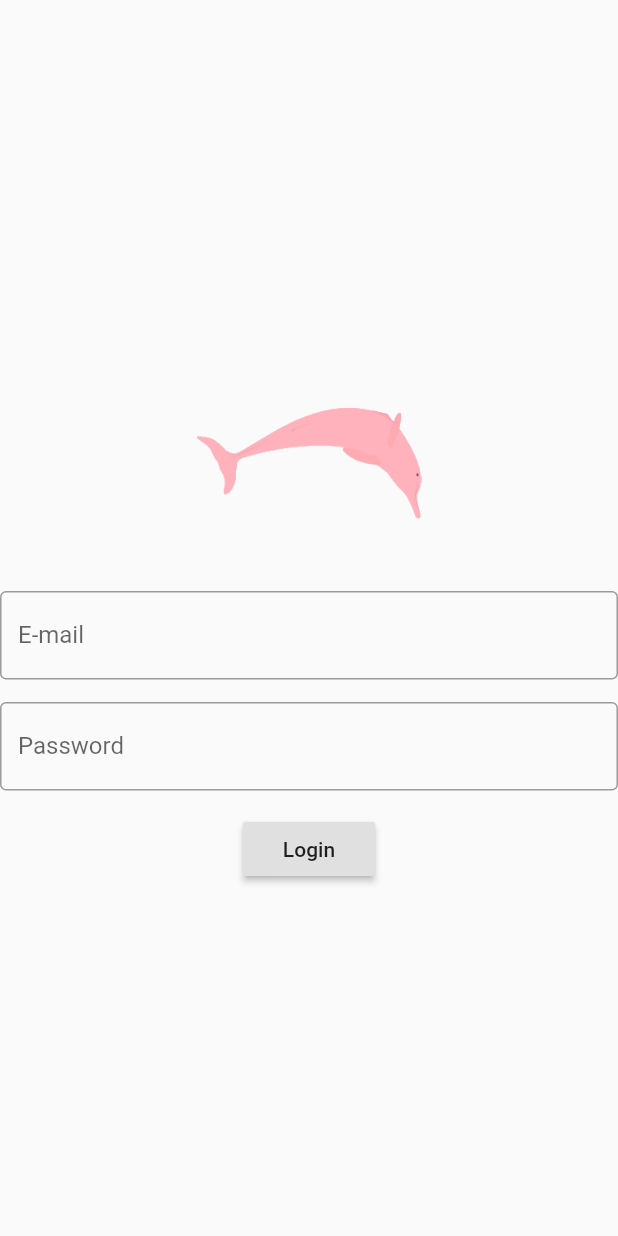
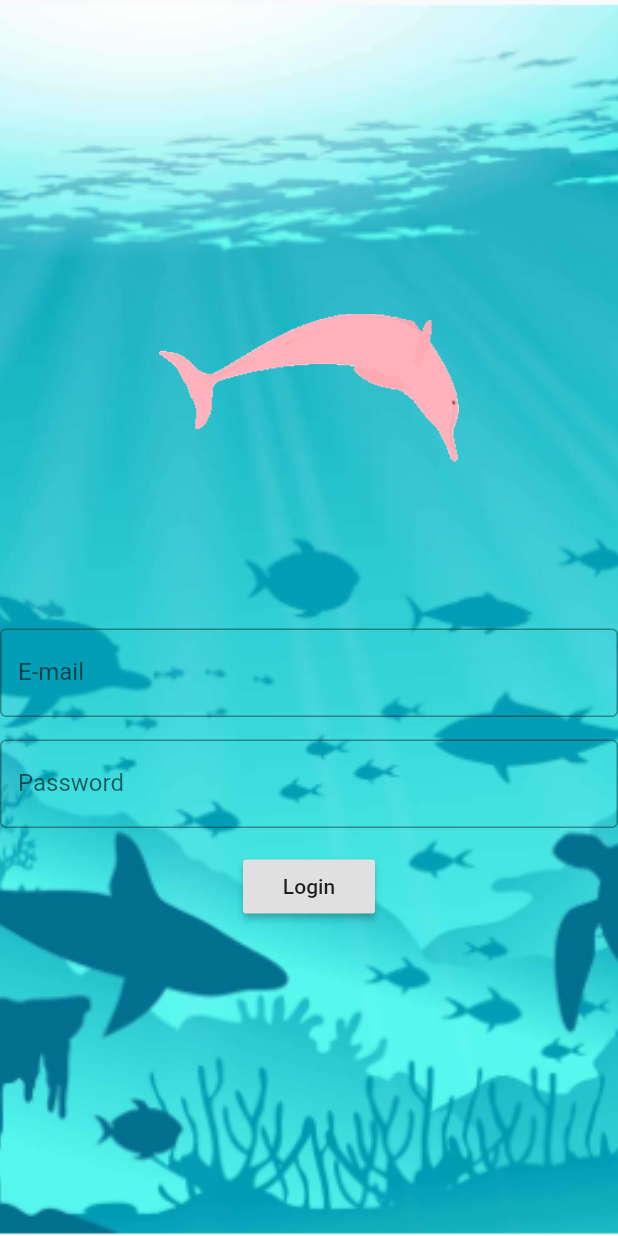
Before and after one commit to koga187/FlutterEstudo, a Flutter app: the screen it shows after launch, on a phone screen of 412 x 824 dp. Run offline on Flutter 3.47's test engine with Material 2 defaults, Android fonts, the phone set to English and light mode, and no system bars.

Commit message:
Usando Stack pra montar o login

```diff
--- a/lib/main.dart
+++ b/lib/main.dart
@@ -10,7 +10,8 @@
 // import 'package:ola_mundo/manual_navigation/app_widget.dart';
 // import 'package:ola_mundo/named_routes/app_widget.dart';
 // import 'package:ola_mundo/image_network/app_widget.dart';
-import 'package:ola_mundo/image_asset_local/app_widget.dart';
+// import 'package:ola_mundo/image_asset_local/app_widget.dart';
+import 'package:ola_mundo/stack/app_widget.dart';
 
 
 main() {
--- /dev/null
+++ b/lib/stack/app_controler.dart
@@ -0,0 +1,18 @@
+import 'package:flutter/cupertino.dart';
+
+class AppController extends ChangeNotifier {
+  static AppController instance = AppController();
+
+  bool isDarkTheme = false;
+  int counter = 0;
+
+  changeTheme() {
+    isDarkTheme = !isDarkTheme;
+    notifyListeners();
+  }
+
+  incrementCounter() {
+    counter++;
+    notifyListeners();
+  }
+}
--- /dev/null
+++ b/lib/stack/app_widget.dart
@@ -0,0 +1,32 @@
+import 'package:flutter/cupertino.dart';
+import 'package:flutter/material.dart';
+import 'package:ola_mundo/stack/login_page.dart';
+import 'package:ola_mundo/stack/app_controler.dart';
+import 'package:ola_mundo/stack/home_page.dart';
+
+class AppWidget extends StatelessWidget {
+  AppWidget();
+
+  @override
+  Widget build(BuildContext context) {
+    return AnimatedBuilder(
+      builder: (context, child) {
+        return MaterialApp(
+          theme: ThemeData(
+            primarySwatch: Colors.blue,
+            brightness: AppController.instance.isDarkTheme ?
+              Brightness.dark :
+              Brightness.light,
+          ),
+          // set routes and initial route
+          initialRoute: '/',
+          routes: {
+            '/': (context) => LoginPage(),
+            '/home': (context) => HomePage()
+          },
+        );
+      },
+      animation: AppController.instance,
+    );
+  }
+}
--- /dev/null
+++ b/lib/stack/login_page.dart
@@ -0,0 +1,96 @@
+import 'package:flutter/cupertino.dart';
+import 'package:flutter/material.dart';
+
+class LoginPage extends StatefulWidget {
+  @override
+  _LoginPageState createState() => _LoginPageState();
+}
+
+class _LoginPageState extends State<LoginPage> {
+  String email = '';
+  String password = '';
+
+  Widget _body() {
+    return SizedBox(
+          width: MediaQuery.of(context).size.width,
+          height: MediaQuery.of(context).size.height,
+          child: Column(
+            mainAxisAlignment: MainAxisAlignment.center,
+            children: [
+              //added a image from the network
+              Container(
+                alignment: Alignment.topCenter,
+                width:200,
+                height: 200,
+                child: Image.asset(
+                  'assets/images/boto_logo_sem_fundo.png',
+                  fit: BoxFit.fitWidth,
+                ),
+              ),
+              Container(
+                height: 10,
+              ),
+              TextField(
+                onChanged: (email) {
+                  this.email = email;
+                  print(email);
+                },
+                keyboardType: TextInputType.emailAddress,
+                decoration: InputDecoration(
+                    border: OutlineInputBorder(),
+                    labelText: 'E-mail',
+                    focusColor: Colors.lightBlueAccent,
+                    ),
+              ),
+              SizedBox(
+                height: 15,
+              ),
+              TextField(
+                onChanged: (password) {
+                  this.password = password;
+                  print(password);
+                },
+                obscureText: true,
+                decoration: InputDecoration(
+                    border: OutlineInputBorder(),
+                    labelText: 'Password',
+                    focusColor: Colors.lightBlueAccent,),
+              ),
+              SizedBox(
+                height: 15,
+              ),
+              RaisedButton(
+                onPressed: () {
+                  if (email == 'teste' && password == '123') {
+                    print('correto');
+                    // Bellow you can see the route navigation, this navigation does need a route. setted on app_widget.dart
+                    Navigator.of(context).pushReplacementNamed('/home');
+                  } else {
+                    print('Login inválido');
+                  }
+                },
+                child: Text('Login'),
+              )
+            ],
+          ),
+        );
+  }
+
+  @override
+  Widget build(BuildContext context) {
+    return Material(
+      child: Stack(
+        children: [
+          Container(
+            height: MediaQuery.of(context).size.height,
+            child: Image.asset(
+              'assets/images/background.png',
+              fit: BoxFit.cover,
+            ),
+          ),
+          _body(),
+        ],
+      ),
+    );
+  }
+}
--- a/pubspec.yaml
+++ b/pubspec.yaml
@@ -48,6 +48,7 @@
   assets:
     - assets/images/boto_logo_sem_fundo.png
     - assets/images/boto_logo.png
+    - assets/images/background.png
 
   # An image asset can refer to one or more resolution-specific "variants", see
   # https://flutter.dev/assets-and-images/#resolution-aware.
```
Also changed, not shown: lib/stack/custom_plus_float_button.dart (added, +13 -0 lines), lib/stack/custom_switch.dart (added, +13 -0 lines), lib/stack/home_page.dart (added, +66 -0 lines), assets/images/background.png (added).
